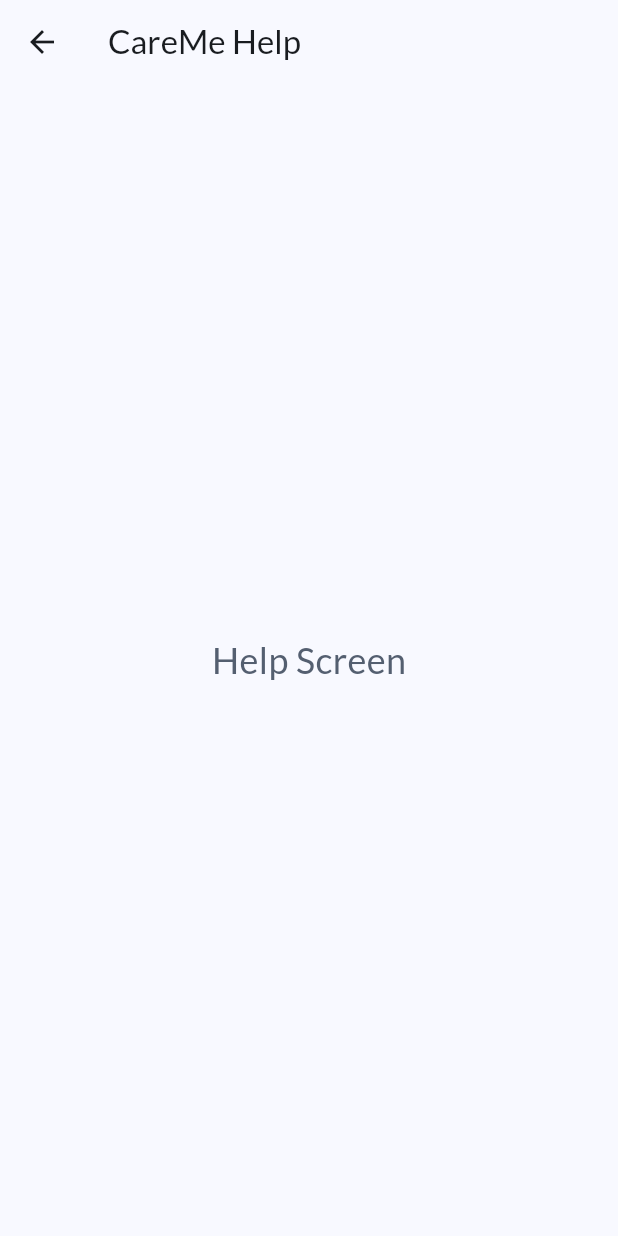
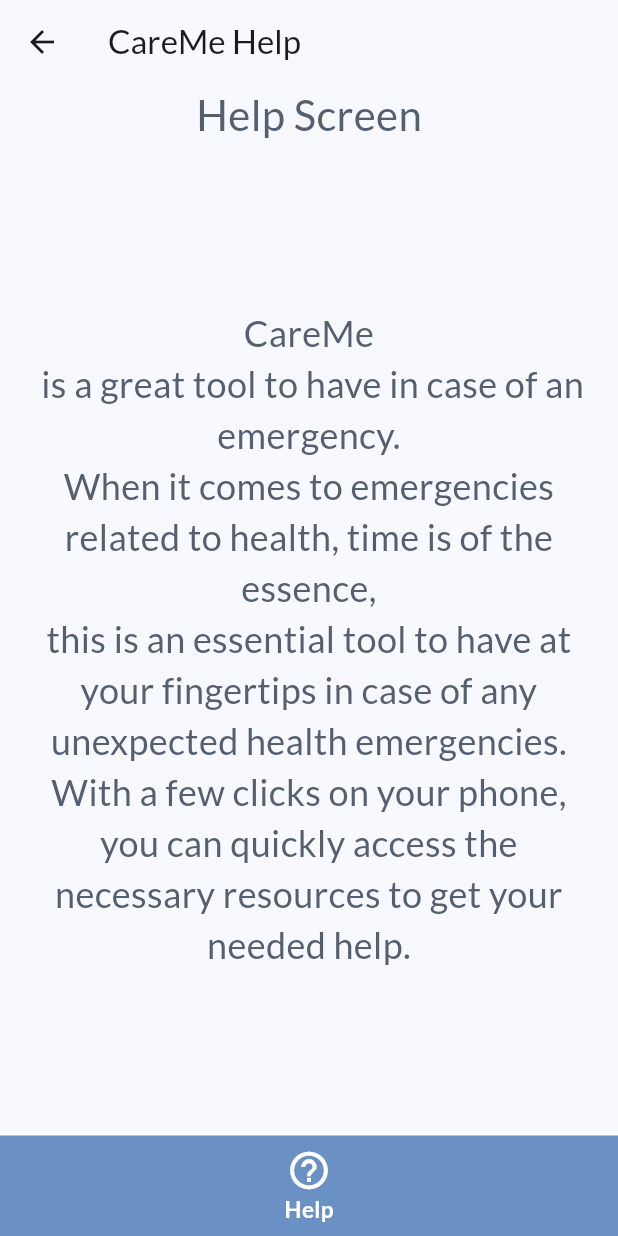
Before and after one commit to Navindu-Ashen/CareMe-Group-L, a Flutter app: the screen it shows after launch, after a tap on "Help", on a phone screen of 412 x 824 dp. Run offline on Flutter 3.47's test engine with Material 3 defaults, Android fonts, the phone set to English and light mode, and no system bars; our stand-ins replace google_fonts.

Commit message:
bottomNavigation

```diff
--- a/project/lib/help_screen.dart
+++ /dev/null
@@ -1,26 +0,0 @@
-import 'package:flutter/material.dart';
-
-class HelpScreen extends StatelessWidget {
-  const HelpScreen({super.key, required this.onWelcomeScreen});
-
-  final void Function() onWelcomeScreen;
-
-  @override
-  Widget build(BuildContext context) {
-    return Center(
-      child: Column(
-        mainAxisAlignment: MainAxisAlignment.center,
-        children: [
-          const Text("Help Screen"),
-          const SizedBox(
-            height: 16,
-          ),
-          ElevatedButton(
-            onPressed: onWelcomeScreen,
-            child: const Text("Back"),
-          )
-        ],
-      ),
-    );
-  }
-}
--- a/project/lib/screens/help_screen.dart
+++ b/project/lib/screens/help_screen.dart
@@ -11,13 +11,57 @@
       ),
       body: Center(
         child: Column(
-          mainAxisAlignment: MainAxisAlignment.center,
+          mainAxisAlignment: MainAxisAlignment.spaceBetween,
           children: [
             Text(
               "Help Screen",
               style: TextStyle(
-                fontSize: 24,
+                fontSize: 28,
                 color: Theme.of(context).colorScheme.secondary,
+              ),
+            ),
+            Padding(
+              padding: const EdgeInsets.all(16.0),
+              child: Text(
+                """CareMe\n is a great tool to have in case of an emergency.
+When it comes to emergencies related to health, time is of the essence,
+this is an essential tool to have at your fingertips in case of any unexpected health emergencies.
+With a few clicks on your phone, you can quickly access the necessary resources to get your needed help.""",
+                textAlign: TextAlign.center,
+                style: TextStyle(
+                  fontSize: 24,
+                  color: Theme.of(context).colorScheme.secondary,
+                ),
+              ),
+            ),
+            Container(
+              color: const Color.fromARGB(255, 107, 145, 196),
+              padding: const EdgeInsets.symmetric(vertical: 8),
+              child: Row(
+                mainAxisAlignment: MainAxisAlignment.spaceEvenly,
+                children: [
+                  InkWell(
+                    onTap: () {},
+                    splashColor: Colors.white60,
+                    child: const Column(
+                      children: [
+                        Icon(
+                          Icons.help_outline,
+                          size: 30,
+                          color: Color.fromARGB(255, 255, 255, 255),
+                        ),
+                        Text(
+                          "Help",
+                          style: TextStyle(
+                            color: Color.fromARGB(255, 255, 255, 255),
+                            fontSize: 15,
+                            fontWeight: FontWeight.bold,
+                          ),
+                        )
+                      ],
+                    ),
+                  ),
+                ],
               ),
             ),
           ],
--- a/project/lib/screens/welcome_screen.dart
+++ b/project/lib/screens/welcome_screen.dart
@@ -8,7 +8,7 @@
   void _changeScreenLogin(BuildContext context) {
     Navigator.of(context).push(
       MaterialPageRoute(
-        builder: (context) => LoginScreen(),
+        builder: (context) => const LoginScreen(),
       ),
     );
   }
@@ -16,7 +16,7 @@
   void _changeScreenHelp(BuildContext context) {
     Navigator.of(context).push(
       MaterialPageRoute(
-        builder: (context) => HelpScreen(),
+        builder: (context) => const HelpScreen(),
       ),
     );
   }
@@ -26,17 +26,37 @@
     return Scaffold(
       appBar: AppBar(
         title: const Text("CareMe"),
+        backgroundColor: const Color.fromARGB(255, 189, 224, 252),
       ),
       body: Center(
+        child: Container(
+          decoration: const BoxDecoration(
+            gradient: LinearGradient(
+              colors: [
+                Color.fromARGB(255, 189, 224, 252),
+                Color.fromARGB(255, 249, 250, 255),
+                Color.fromARGB(255, 255, 255, 255),
+              ],
+              begin: Alignment.topCenter,
+              end: Alignment.bottomCenter,
+            ),
+          ),
           child: Column(
             mainAxisAlignment: MainAxisAlignment.spaceBetween,
             children: [
+              const SizedBox(
+                height: 5,
+              ),
               Image.asset(
-              "assets/images/logoTN.png",
-              width: 250,
+                "assets/images/logoTN2.png",
+                width: 200,
+              ),
+              const SizedBox(
+                height: 20,
               ),
               Container(
-              padding: const EdgeInsets.symmetric(horizontal: 80, vertical: 30),
+                padding:
+                    const EdgeInsets.symmetric(horizontal: 70, vertical: 30),
                 decoration: BoxDecoration(
                   borderRadius: BorderRadius.circular(20),
                   color: const Color.fromARGB(255, 107, 145, 196),
@@ -45,7 +65,8 @@
                     style: ElevatedButton.styleFrom(
                       backgroundColor: const Color.fromARGB(255, 66, 89, 120),
                       padding: const EdgeInsets.symmetric(
-                          horizontal: 20, vertical: 10)),
+                          horizontal: 40, vertical: 10),
+                    ),
                     onPressed: () {
                       _changeScreenLogin(context);
                     },
@@ -63,74 +84,68 @@
               ),
               Image.asset(
                 "assets/images/home-image.jpg",
-              width: 300,
+                width: double.infinity,
               ),
               const SizedBox(
                 height: 5,
               ),
               Container(
-              color: const Color.fromARGB(255, 66, 89, 120),
-              padding: const EdgeInsets.symmetric(vertical: 16),
+                color: const Color.fromARGB(255, 107, 145, 196),
+                padding: const EdgeInsets.symmetric(vertical: 8),
                 child: Row(
                   mainAxisAlignment: MainAxisAlignment.spaceEvenly,
                   children: [
-                  TextButton.icon(
-                    onPressed: () {
+                    InkWell(
+                      onTap: () {
                         _changeScreenLogin(context);
                       },
-                    icon: const Icon(
+                      splashColor: Colors.white60,
+                      child: const Column(
+                        children: [
+                          Icon(
                             Icons.account_circle_outlined,
-                      size: 40,
+                            size: 30,
+                            color: Colors.white,
                           ),
-                    label: const Text("Login"),
-                    style: TextButton.styleFrom(
-                        foregroundColor: Colors.white,
-                        textStyle: const TextStyle(
-                            fontSize: 20, fontWeight: FontWeight.bold)),
+                          Text(
+                            "Login",
+                            style: TextStyle(
+                              color: Colors.white,
+                              fontSize: 15,
+                              fontWeight: FontWeight.bold,
                             ),
-                  TextButton.icon(
-                    onPressed: () {
+                          )
+                        ],
+                      ),
+                    ),
+                    InkWell(
+                      onTap: () {
                         _changeScreenHelp(context);
                       },
-                    icon: const Icon(
+                      splashColor: Colors.white60,
+                      child: const Column(
+                        children: [
+                          Icon(
                             Icons.help_outline,
-                      size: 40,
+                            size: 30,
+                            color: Colors.white,
                           ),
-                    label: const Text("Help"),
-                    style: TextButton.styleFrom(
-                        foregroundColor: Colors.white,
-                        textStyle: const TextStyle(
-                            fontSize: 20, fontWeight: FontWeight.bold)),
+                          Text(
+                            "Help",
+                            style: TextStyle(
+                              color: Colors.white,
+                              fontSize: 15,
+                              fontWeight: FontWeight.bold,
+                            ),
+                          )
+                        ],
+                      ),
                     ),
                   ],
                 ),
               ),
-            // Text(
-            //   "Welcome Screen",
-            //   style: TextStyle(
-            //     fontSize: 24,
-            //     color: Theme.of(context).colorScheme.secondary,
-            //   ),
-            // ),
-            // const SizedBox(
-            //   height: 20,
-            // ),
-            // ElevatedButton(
-            //   onPressed: () {
-            //     _changeScreenLogin(context);
-            //   },
-            //   child: const Text("Login"),
-            // ),
-            // const SizedBox(
-            //   height: 20,
-            // ),
-            // ElevatedButton(
-            //   onPressed: () {
-            //     _changeScreenHelp(context);
-            //   },
-            //   child: const Text("Help"),
-            // ),
             ],
+          ),
         ),
       ),
     );
--- a/project/pubspec.yaml
+++ b/project/pubspec.yaml
@@ -65,6 +65,7 @@
     - assets/images/home-image.jpg
     - assets/images/login-icon.png
     - assets/images/help-icon.png
+    - assets/images/logoTN2.png
 
   # An image asset can refer to one or more resolution-specific "variants", see
   # https://flutter.dev/assets-and-images/#resolution-aware
```
Also changed, not shown: project/lib/background.dart (deleted, +0 -80 lines), project/lib/login_screen.dart (deleted, +0 -123 lines), project/lib/welcome_page.dart (deleted, +0 -87 lines), project/assets/images/logoTN2.png (added). Lines whose indentation alone changed are shown as unchanged.
